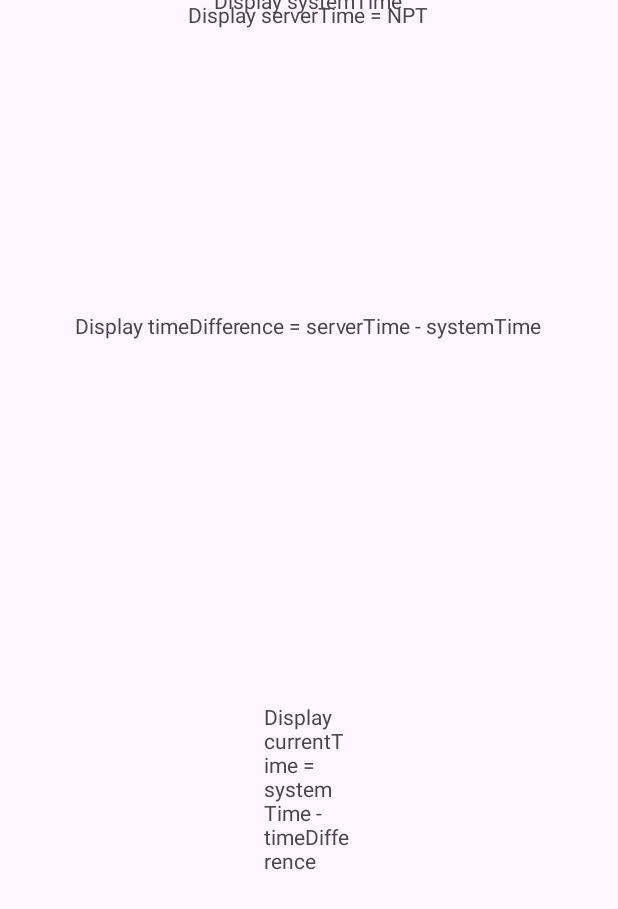
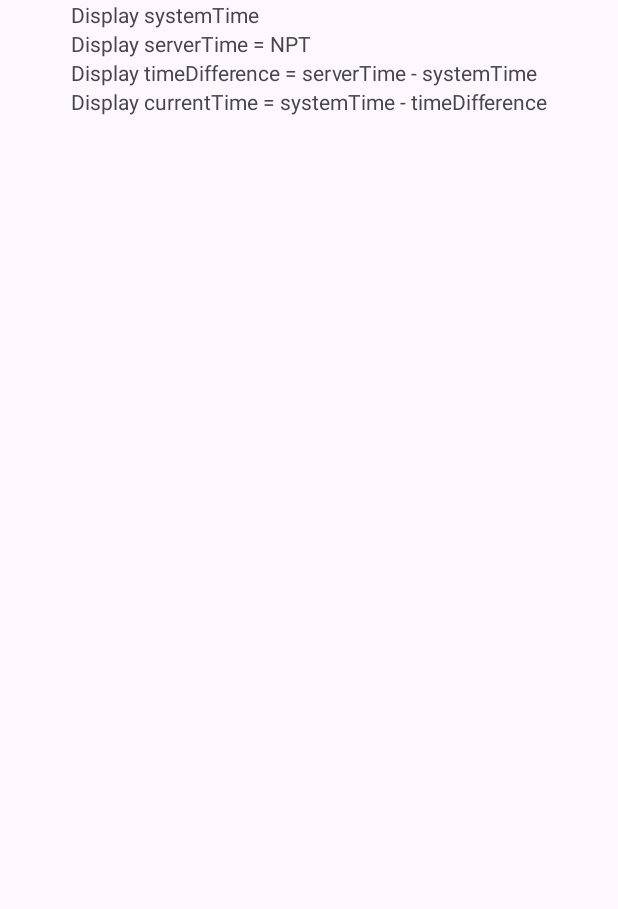
Before and after one commit to LindaKjellberg/SynchronizedClock, an Android app: the screen it shows after launch (MainActivity), on a phone screen of 412 x 824 dp. Shown: the top 909 px of the screen. Run offline under Robolectric (Android 15) with nearby library versions, the phone set to English and light mode, and no system bars.

Commit message:
Add LinearLayout to GUI

```diff
--- a/app/src/main/res/layout/activity_main.xml
+++ b/app/src/main/res/layout/activity_main.xml
@@ -6,51 +6,38 @@
     android:layout_height="match_parent"
     tools:context=".MainActivity">
 
+    <LinearLayout
+        android:layout_width="wrap_content"
+        android:layout_height="match_parent"
+        android:orientation="vertical"
+        app:layout_constraintEnd_toEndOf="parent"
+        app:layout_constraintStart_toStartOf="parent"
+        tools:layout_editor_absoluteY="0dp">
+
+        <TextView
+            android:id="@+id/systemTime"
+            android:layout_width="wrap_content"
+            android:layout_height="wrap_content"
+            android:text="TextView" />
+
         <TextView
             android:id="@+id/serverTime"
             android:layout_width="wrap_content"
-        android:layout_height="0dp"
-        android:text="TextView"
-        app:layout_constraintEnd_toEndOf="parent"
-        app:layout_constraintHorizontal_bias="0.498"
-        app:layout_constraintStart_toStartOf="parent"
-        tools:layout_editor_absoluteY="186dp" />
+            android:layout_height="wrap_content"
+            android:text="TextView" />
 
         <TextView
             android:id="@+id/timeDifference"
             android:layout_width="wrap_content"
             android:layout_height="wrap_content"
-        android:layout_marginTop="188dp"
             android:text="TextView"
-        app:layout_constraintEnd_toEndOf="parent"
-        app:layout_constraintHorizontal_bias="0.498"
-        app:layout_constraintStart_toStartOf="parent"
-        app:layout_constraintTop_toBottomOf="@+id/serverTime"
             tools:ignore="MissingConstraints" />
 
         <TextView
-        android:id="@+id/systemTime"
+            android:id="@+id/currentTime"
             android:layout_width="wrap_content"
-        android:layout_height="19dp"
-        android:text="TextView"
-        app:layout_constraintBottom_toTopOf="@+id/serverTime"
-        app:layout_constraintEnd_toEndOf="parent"
-        app:layout_constraintHorizontal_bias="0.498"
-        app:layout_constraintStart_toStartOf="parent"
-        app:layout_constraintTop_toTopOf="parent"
-        app:layout_constraintVertical_bias="0.519" />
-
-    <TextView
-        android:id="@+id/currentTime"
-        android:layout_width="0dp"
             android:layout_height="wrap_content"
-        android:layout_marginStart="176dp"
-        android:layout_marginEnd="177dp"
-        android:text="TextView"
-        app:layout_constraintBottom_toBottomOf="parent"
-        app:layout_constraintEnd_toEndOf="parent"
-        app:layout_constraintHorizontal_bias="0.5"
-        app:layout_constraintStart_toStartOf="parent"
-        app:layout_constraintTop_toBottomOf="@+id/timeDifference" />
+            android:text="TextView" />
+    </LinearLayout>
 
 </androidx.constraintlayout.widget.ConstraintLayout>
```
Lines whose indentation alone changed are shown as unchanged.
